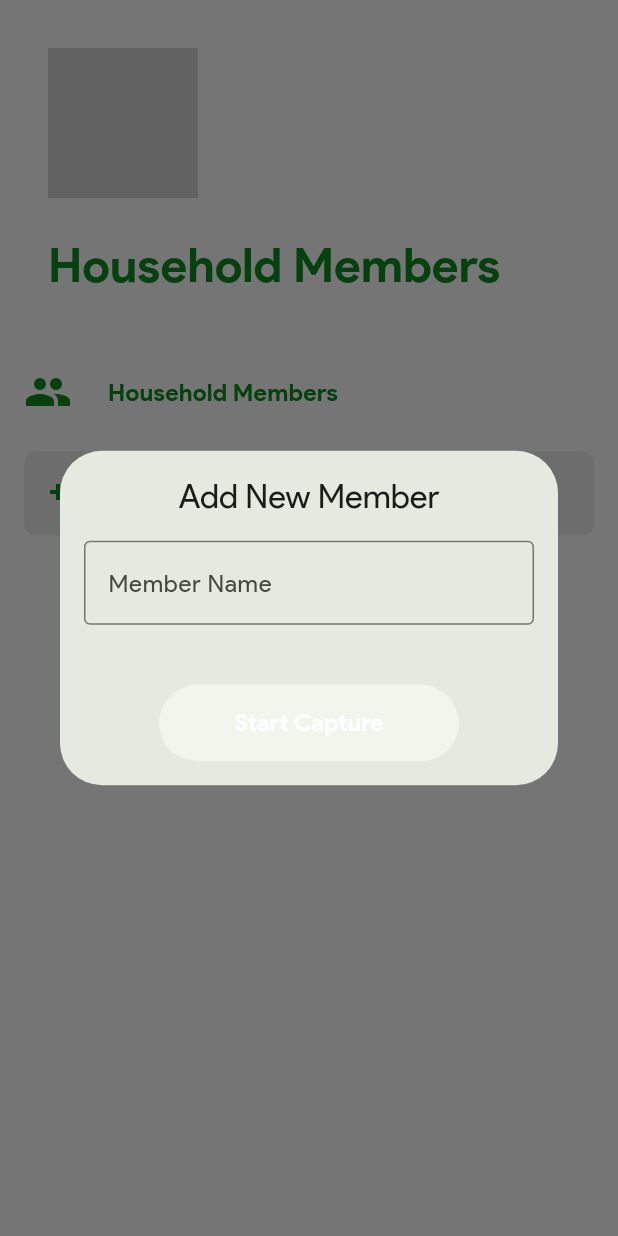
After one commit to AugustineSebastian007/Home-Automation-Project, a Flutter app: the HouseholdMembersPage screen opened by its route, after a tap on "Add New Member", on a phone screen of 412 x 824 dp. The commit adds this screen. Run offline on Flutter 3.47's test engine with Material 3 defaults, Android fonts, the phone set to English and light mode, and no system bars; drawn by our look-alikes of rive; our stand-ins replace camera, cloud_firestore, firebase_auth, firebase_core, firebase_database, flutter_animate and 11 more; missing offline and left inert: flutter_background_service, flutter_background_service_android, google_ml_kit; accounts and stored records are empty; generated files the repository leaves out were written again; statements that could not run were skipped.

Commit message:
add face detection

```diff
--- /dev/null
+++ b/home_automation/lib/features/household/data/models/household_member.model.dart
@@ -0,0 +1,50 @@
+class HouseholdMemberModel {
+  final String id;
+  final String name;
+  final String? profileId;
+  final Map<String, List<double>> faceData;
+  final DateTime createdAt;
+
+  HouseholdMemberModel({
+    required this.id,
+    required this.name,
+    this.profileId,
+    required this.faceData,
+    required this.createdAt,
+  });
+
+  factory HouseholdMemberModel.fromJson(Map<String, dynamic> json) {
+    Map<String, List<double>> convertedFaceData = {};
+    Map<String, dynamic> rawFaceData = json['faceData'] as Map<String, dynamic>;
+
+    rawFaceData.forEach((key, value) {
+      if (value is Map<String, dynamic> && value.containsKey('vector')) {
+        convertedFaceData[key] = (value['vector'] as List<dynamic>)
+            .map((n) => (n as num).toDouble())
+            .toList();
+      } else if (value is List<dynamic>) {
+        convertedFaceData[key] = value
+            .map((n) => (n as num).toDouble())
+            .toList();
+      }
+    });
+
+    return HouseholdMemberModel(
+      id: json['id'] as String,
+      name: json['name'] as String,
+      profileId: json['profileId'] as String?,
+      faceData: convertedFaceData,
+      createdAt: DateTime.parse(json['createdAt'] as String),
+    );
+  }
+
+  Map<String, dynamic> toJson() {
+    return {
+      'id': id,
+      'name': name,
+      'profileId': profileId,
+      'faceData': faceData,
+      'createdAt': createdAt.toIso8601String(),
+    };
+  }
+}
--- /dev/null
+++ b/home_automation/lib/features/household/presentation/pages/household_members.page.dart
@@ -0,0 +1,39 @@
+import 'package:flutter/material.dart';
+import 'package:flutter_riverpod/flutter_riverpod.dart';
+import 'package:home_automation/features/shared/widgets/main_page_header.dart';
+import 'package:home_automation/features/shared/widgets/flicky_animated_icons.dart';
+import 'package:home_automation/helpers/enums.dart';
+import 'package:home_automation/features/household/presentation/widgets/household_members_section.dart';
+
+class HouseholdMembersPage extends ConsumerWidget {
+  static const String route = '/household-members';
+
+  const HouseholdMembersPage({Key? key}) : super(key: key);
+
+  @override
+  Widget build(BuildContext context, WidgetRef ref) {
+    return Scaffold(
+      body: SafeArea(
+        child: Column(
+          crossAxisAlignment: CrossAxisAlignment.start,
+          children: [
+            const MainPageHeader(
+              icon: FlickyAnimatedIcons(
+                icon: FlickyAnimatedIconOptions.bardevices,
+                size: FlickyAnimatedIconSizes.large,
+                isSelected: true,
+              ),
+              title: 'Household Members',
+            ),
+            Expanded(
+              child: SingleChildScrollView(
+                padding: const EdgeInsets.all(16),
+                child: HouseholdMembersSection(),
+              ),
+            ),
+          ],
+        ),
+      ),
+    );
+  }
+}
--- /dev/null
+++ b/home_automation/lib/features/household/presentation/providers/household_providers.dart
@@ -0,0 +1,11 @@
+import 'package:flutter_riverpod/flutter_riverpod.dart';
+import 'package:home_automation/features/household/data/repositories/household_member.repository.dart';
+import 'package:home_automation/features/shared/providers/shared_providers.dart';
+
+final householdMemberRepositoryProvider = Provider((ref) =>
+  HouseholdMemberRepository(ref.read(firestoreServiceProvider))
+);
+
+final householdMembersProvider = StreamProvider((ref) =>
+  ref.read(householdMemberRepositoryProvider).streamHouseholdMembers()
+);
--- /dev/null
+++ b/home_automation/lib/features/household/presentation/widgets/add_member_dialog.dart
@@ -0,0 +1,230 @@
+import 'package:flutter/material.dart';
+import 'package:flutter_riverpod/flutter_riverpod.dart';
+import 'package:camera/camera.dart';
+import 'package:home_automation/features/household/presentation/providers/household_providers.dart';
+import 'package:google_ml_kit/google_ml_kit.dart';
+import 'dart:async';
+import 'dart:io';
+import 'dart:ui' show WriteBuffer;
+
+class AddMemberDialog extends ConsumerStatefulWidget {
+  final CameraController controller;
+
+  const AddMemberDialog({required this.controller});
+
+  @override
+  _AddMemberDialogState createState() => _AddMemberDialogState();
+}
+
+class _AddMemberDialogState extends ConsumerState<AddMemberDialog> {
+  final _nameController = TextEditingController();
+  bool _isCapturing = false;
+  Face? _detectedFace;
+  Map<String, List<double>> faceDataMap = {};
+  int _captureCount = 0;
+  Timer? _captureTimer;
+
+  @override
+  void dispose() {
+    _nameController.dispose();
+    _captureTimer?.cancel();
+    super.dispose();
+  }
+
+  Future<void> _startCapturing() async {
+    if (_nameController.text.isEmpty) {
+      ScaffoldMessenger.of(context).showSnackBar(
+        SnackBar(content: Text('Please enter a name')),
+      );
+      return;
+    }
+
+    setState(() {
+      _isCapturing = true;
+      _captureCount = 0;
+      faceDataMap = {};
+    });
+
+    final faceDetector = GoogleMlKit.vision.faceDetector(
+      FaceDetectorOptions(
+        enableLandmarks: true,
+        enableClassification: true,
+        enableTracking: true,
+      ),
+    );
+
+    try {
+      _captureTimer = Timer.periodic(Duration(milliseconds: 500), (timer) async {
+        if (_captureCount >= 20) {
+          _stopCapturing();
+          return;
+        }
+
+        try {
+          final XFile photo = await widget.controller.takePicture();
+          final inputImage = InputImage.fromFilePath(photo.path);
+          final faces = await faceDetector.processImage(inputImage);
+
+          if (faces.isNotEmpty && mounted) {
+            final face = faces.first;
+
+            if (_isFaceValid(face)) {
+              setState(() {
+                _detectedFace = face;
+                final boundingBox = face.boundingBox;
+
+                List<double> faceVector = [
+                  boundingBox.left,
+                  boundingBox.top,
+                  boundingBox.width,
+                  boundingBox.height,
+                ];
+
+                faceDataMap['face_$_captureCount'] = faceVector;
+                _captureCount++;
+              });
+            }
+          }
+
+          await File(photo.path).delete();
+
+        } catch (e) {
+          print('Face capture error: $e');
+        }
+      });
+
+    } catch (e) {
+      _stopCapturing();
+      if (mounted) {
+        ScaffoldMessenger.of(context).showSnackBar(
+          SnackBar(content: Text('Error: $e')),
+        );
+      }
+    }
+  }
+
+  void _stopCapturing() {
+    _captureTimer?.cancel();
+    setState(() {
+      _isCapturing = false;
+    });
+
+    if (_captureCount >= 20) {
+      // Show loading indicator
+      showDialog(
+        context: context,
+        barrierDismissible: false,
+        builder: (context) => Center(child: CircularProgressIndicator()),
+      );
+
+      ref.read(householdMemberRepositoryProvider)
+         .addHouseholdMember(_nameController.text, faceDataMap)
+         .then((_) {
+           Navigator.of(context).pop(); // Remove loading indicator
+           Navigator.of(context).pop(); // Close dialog
+         })
+         .catchError((e) {
+           Navigator.of(context).pop(); // Remove loading indicator
+           ScaffoldMessenger.of(context).showSnackBar(
+             SnackBar(content: Text('Error saving member: $e')),
+           );
+         });
+    }
+  }
+
+  bool _isFaceValid(Face face) {
+    final headEulerAngleY = face.headEulerAngleY ?? 0;
+    final headEulerAngleZ = face.headEulerAngleZ ?? 0;
+    final leftEyeOpenProbability = face.leftEyeOpenProbability ?? 0;
+    final rightEyeOpenProbability = face.rightEyeOpenProbability ?? 0;
+
+    return headEulerAngleY.abs() < 20 &&
+           headEulerAngleZ.abs() < 20 &&
+           leftEyeOpenProbability > 0.3 &&
+           rightEyeOpenProbability > 0.3;
+  }
+
+  @override
+  Widget build(BuildContext context) {
+    return Dialog(
+      child: SingleChildScrollView(
+        padding: EdgeInsets.all(16),
+        child: Column(
+          mainAxisSize: MainAxisSize.min,
+          children: [
+            Text('Add New Member', style: Theme.of(context).textTheme.titleLarge),
+            SizedBox(height: 16),
+            TextField(
+              controller: _nameController,
+              decoration: InputDecoration(
+                labelText: 'Member Name',
+                border: OutlineInputBorder(),
+              ),
+            ),
+            SizedBox(height: 20),
+            if (_isCapturing) ...[
+              Container(
+                height: 400,
+                child: Stack(
+                  fit: StackFit.expand,
+                  children: [
+                    ClipRRect(
+                      borderRadius: BorderRadius.circular(12),
+                      child: CameraPreview(widget.controller),
+                    ),
+                    if (_detectedFace != null)
+                      CustomPaint(
+                        painter: FaceBoxPainter(_detectedFace!),
+                      ),
+                    Positioned(
+                      top: 16,
+                      left: 16,
+                      child: Container(
+                        padding: EdgeInsets.all(8),
+                        decoration: BoxDecoration(
+                          color: Colors.black54,
+                          borderRadius: BorderRadius.circular(8),
+                        ),
+                        child: Text(
+                          'Captured: $_captureCount/20',
+                          style: TextStyle(color: Colors.white),
+                        ),
+                      ),
+                    ),
+                  ],
+                ),
+              ),
+            ],
+            SizedBox(height: 20),
+            ElevatedButton(
+              onPressed: _isCapturing ? _stopCapturing : _startCapturing,
+              child: Text(_isCapturing ? 'Stop Capture' : 'Start Capture'),
+              style: ElevatedButton.styleFrom(
+                minimumSize: Size(200, 45),
+              ),
+            ),
+          ],
+        ),
+      ),
+    );
+  }
+}
+
+class FaceBoxPainter extends CustomPainter {
+  final Face face;
+
+  FaceBoxPainter(this.face);
+
+  @override
+  void paint(Canvas canvas, Size size) {
+    final paint = Paint()
+      ..style = PaintingStyle.stroke
+      ..strokeWidth = 3.0
+      ..color = Colors.green;
+
+    canvas.drawRect(face.boundingBox, paint);
+  }
+
+  @override
+  bool shouldRepaint(FaceBoxPainter oldDelegate) => true;
+}
--- /dev/null
+++ b/home_automation/lib/features/household/presentation/widgets/household_members_section.dart
@@ -0,0 +1,195 @@
+import 'package:flutter/material.dart';
+import 'package:flutter_riverpod/flutter_riverpod.dart';
+import 'package:home_automation/features/household/data/models/household_member.model.dart';
+import 'package:home_automation/features/household/presentation/providers/household_providers.dart';
+import 'package:home_automation/styles/styles.dart';
+import 'package:camera/camera.dart';
+import 'package:home_automation/features/household/presentation/widgets/add_member_dialog.dart';
+
+class HouseholdMembersSection extends ConsumerWidget {
+  const HouseholdMembersSection({Key? key}) : super(key: key);
+
+  @override
+  Widget build(BuildContext context, WidgetRef ref) {
+    final membersAsync = ref.watch(householdMembersProvider);
+    final colorScheme = Theme.of(context).colorScheme;
+    final textTheme = Theme.of(context).textTheme;
+
+    return Column(
+      crossAxisAlignment: CrossAxisAlignment.start,
+      children: [
+        Row(
+          children: [
+            Icon(Icons.people, color: colorScheme.primary),
+            HomeAutomationStyles.smallHGap,
+            Text(
+              'Household Members',
+              style: textTheme.titleMedium!.copyWith(
+                color: colorScheme.primary,
+                fontWeight: FontWeight.bold,
+              ),
+            ),
+          ],
+        ),
+        HomeAutomationStyles.smallVGap,
+        membersAsync.when(
+          data: (members) => Column(
+            children: [
+              ...members.map((member) => _buildMemberTile(context, member, ref)),
+              _buildAddMemberTile(context, ref),
+            ],
+          ),
+          loading: () => const Center(child: CircularProgressIndicator()),
+          error: (error, stack) => Text('Error: $error'),
+        ),
+      ],
+    );
+  }
+
+  Widget _buildMemberTile(BuildContext context, HouseholdMemberModel member, WidgetRef ref) {
+    final colorScheme = Theme.of(context).colorScheme;
+    final textTheme = Theme.of(context).textTheme;
+    final brightness = Theme.of(context).brightness;
+
+    final tileColor = brightness == Brightness.dark
+        ? Color.fromARGB(255, 49, 49, 49)
+        : Colors.grey[200];
+
+    return Container(
+      margin: const EdgeInsets.only(bottom: 8),
+      decoration: BoxDecoration(
+        color: tileColor,
+        borderRadius: BorderRadius.circular(8),
+      ),
+      child: ListTile(
+        leading: Icon(Icons.person, color: colorScheme.primary),
+        title: Text(
+          member.name,
+          style: textTheme.bodyLarge!.copyWith(
+            color: colorScheme.onSurface,
+            fontWeight: FontWeight.w500,
+          ),
+        ),
+        subtitle: member.profileId != null
+            ? Text(
+                'Linked to profile',
+                style: textTheme.bodySmall!.copyWith(
+                  color: colorScheme.secondary,
+                ),
+              )
+            : null,
+        trailing: Icon(
+          Icons.arrow_forward_ios,
+          color: colorScheme.secondary,
+          size: HomeAutomationStyles.smallIconSize,
+        ),
+        onTap: () => _showMemberOptions(context, member, ref),
+      ),
+    );
+  }
+
+  Widget _buildAddMemberTile(BuildContext context, WidgetRef ref) {
+    final colorScheme = Theme.of(context).colorScheme;
+    final textTheme = Theme.of(context).textTheme;
+    final brightness = Theme.of(context).brightness;
+
+    final tileColor = brightness == Brightness.dark
+        ? Color.fromARGB(255, 49, 49, 49)
+        : Colors.grey[200];
+
+    return Container(
+      margin: const EdgeInsets.only(bottom: 8),
+      decoration: BoxDecoration(
+        color: tileColor,
+        borderRadius: BorderRadius.circular(8),
+      ),
+      child: ListTile(
+        leading: Icon(Icons.person_add, color: colorScheme.primary),
+        title: Text(
+          'Add New Member',
+          style: textTheme.bodyLarge!.copyWith(
+            color: colorScheme.onSurface,
+            fontWeight: FontWeight.w500,
+          ),
+        ),
+        trailing: Icon(
+          Icons.arrow_forward_ios,
+          color: colorScheme.secondary,
+          size: HomeAutomationStyles.smallIconSize,
+        ),
+        onTap: () => _showAddMemberDialog(context, ref),
+      ),
+    );
+  }
+
+  Future<void> _showMemberOptions(BuildContext context, HouseholdMemberModel member, WidgetRef ref) async {
+    showDialog(
+      context: context,
+      builder: (context) => AlertDialog(
+        title: Text(member.name),
+        content: Column(
+          mainAxisSize: MainAxisSize.min,
+          children: [
+            ListTile(
+              leading: Icon(Icons.link),
+              title: Text('Link to Profile'),
+              onTap: () {
+                Navigator.pop(context);
+                // TODO: Implement profile linking
+              },
+            ),
+            ListTile(
+              leading: Icon(Icons.delete, color: Colors.red),
+              title: Text('Remove Member', style: TextStyle(color: Colors.red)),
+              onTap: () async {
+                try {
+                  Navigator.pop(context);
+                  await ref.read(householdMemberRepositoryProvider).deleteMember(member.id);
+                  ScaffoldMessenger.of(context).showSnackBar(
+                    SnackBar(content: Text('Member removed successfully')),
+                  );
+                } catch (e) {
+                  ScaffoldMessenger.of(context).showSnackBar(
+                    SnackBar(content: Text('Error removing member: $e')),
+                  );
+                }
+              },
+            ),
+          ],
+        ),
+      ),
+    );
+  }
+
+  Future<void> _showAddMemberDialog(BuildContext context, WidgetRef ref) async {
+    try {
+      final cameras = await availableCameras();
+      if (cameras.isEmpty) {
+        throw Exception('No cameras available');
+      }
+
+      final frontCamera = cameras.firstWhere(
+        (camera) => camera.lensDirection == CameraLensDirection.front,
+        orElse: () => cameras.first,
+      );
+
+      final controller = CameraController(
+        frontCamera,
+        ResolutionPreset.high,
+        enableAudio: false,
+      );
+      await controller.initialize();
+
+      if (!context.mounted) return;
+
+      showDialog(
+        context: context,
+        builder: (context) => AddMemberDialog(controller: controller),
+      );
+    } catch (e) {
+      ScaffoldMessenger.of(context).showSnackBar(
+        SnackBar(content: Text('Error: $e')),
+      );
+    }
+  }
+}
--- a/home_automation/lib/features/settings/presentation/pages/settings.page.dart
+++ b/home_automation/lib/features/settings/presentation/pages/settings.page.dart
@@ -5,6 +5,7 @@ import 'package:home_automation/features/shared/widgets/main_page_header.dart';
 import 'package:home_automation/helpers/enums.dart';
 import 'package:home_automation/styles/styles.dart';
 import 'package:firebase_auth/firebase_auth.dart';
+import 'package:home_automation/features/household/presentation/widgets/household_members_section.dart';
 
 final themeProvider = StateProvider<ThemeMode>((ref) => ThemeMode.system);
 
@@ -110,6 +111,8 @@ class SettingsPage extends ConsumerWidget {
                   ],
                 ),
                 HomeAutomationStyles.mediumVGap,
+                HouseholdMembersSection(),
+                HomeAutomationStyles.mediumVGap,
                 _buildSettingsSection(
                   context,
                   'About',
--- a/home_automation/lib/features/shared/services/firestore.service.dart
+++ b/home_automation/lib/features/shared/services/firestore.service.dart
@@ -4,12 +4,17 @@ import 'package:home_automation/features/profiling/data/models/profile.model.dar
 import 'package:home_automation/features/rooms/data/models/room.model.dart';
 import 'package:home_automation/features/devices/data/models/device.model.dart';
 import 'package:home_automation/features/outlets/data/models/outlet.model.dart';
+import 'package:home_automation/features/household/data/models/household_member.model.dart';
 
 class FirestoreService {
   final FirebaseFirestore _firestore = FirebaseFirestore.instance;
   final FirebaseAuth _auth = FirebaseAuth.instance;
 
-  String get userId => _auth.currentUser!.uid;
+  String get userId {
+    final user = _auth.currentUser;
+    if (user == null) throw Exception('User not authenticated');
+    return user.uid;
+  }
 
   // Rooms
   Future<List<RoomModel>> getRooms() async {
@@ -418,4 +423,42 @@ class FirestoreService {
       return Stream.value([]);
     }
   }
+
+  Stream<List<HouseholdMemberModel>> streamHouseholdMembers() {
+    return _firestore
+        .collection('users')
+        .doc(userId)
+        .collection('household_members')
+        .snapshots()
+        .map((snapshot) => snapshot.docs
+            .map((doc) => HouseholdMemberModel.fromJson(doc.data()))
+            .toList());
+  }
+
+  Future<void> addHouseholdMember(HouseholdMemberModel member) async {
+    await _firestore
+        .collection('users')
+        .doc(userId)
+        .collection('household_members')
+        .doc(member.id)
+        .set(member.toJson());
+  }
+
+  Future<void> updateHouseholdMember(String memberId, Map<String, dynamic> data) async {
+    await _firestore
+        .collection('users')
+        .doc(userId)
+        .collection('household_members')
+        .doc(memberId)
+        .update(data);
+  }
+
+  Future<void> deleteHouseholdMember(String memberId) async {
+    await _firestore
+        .collection('users')
+        .doc(userId)
+        .collection('household_members')
+        .doc(memberId)
+        .delete();
+  }
 }
--- a/home_automation/lib/main.dart
+++ b/home_automation/lib/main.dart
@@ -22,7 +22,8 @@ void main() async {
       InitializationSettings(android: initializationSettingsAndroid);
   await flutterLocalNotificationsPlugin.initialize(initializationSettings);
 
-  // Request notification permissions
+  // Request permissions
+  await Permission.camera.request();
   await Permission.notification.request();
 
   await BackgroundService.initializeService();
--- a/home_automation/lib/routes/app.routes.dart
+++ b/home_automation/lib/routes/app.routes.dart
@@ -24,6 +24,7 @@ import 'package:home_automation/features/profiling/presentation/pages/profile_de
 import '../features/rooms/presentation/pages/dummy_main_hall.page.dart';
 import '../features/camera/presentation/pages/camera_footage.page.dart';
 import '../features/camera/presentation/pages/single_camera.page.dart';
+import '../features/household/presentation/pages/household_members.page.dart';
 
 class AppRoutes {
   static final router = GoRouter(
@@ -154,6 +155,10 @@ class AppRoutes {
         path: '/dummy-main-hall',
         builder: (context, state) => DummyMainHallPage(),
       ),
+      GoRoute(
+        path: HouseholdMembersPage.route,
+        builder: (context, state) => const HouseholdMembersPage(),
+      ),
     ],
   );
 }
--- a/home_automation/pubspec.yaml
+++ b/home_automation/pubspec.yaml
@@ -59,7 +59,10 @@ dependencies:
   flutter_local_notifications: ^18.0.1
   flutter_background_service: ^5.0.5
   device_info_plus: ^11.0.1
-  permission_handler: ^11.3.1
+  permission_handler: ^11.3.0
+  camera: ^0.10.5+9
+  google_ml_kit: ^0.16.3
+  path_provider: ^2.1.2
 
 dev_dependencies:
   flutter_test:
```
Also changed, not shown: home_automation/lib/features/household/data/repositories/household_member.repository.dart (added, +155 -0 lines), home_automation/pubspec.lock, 2 other files.
